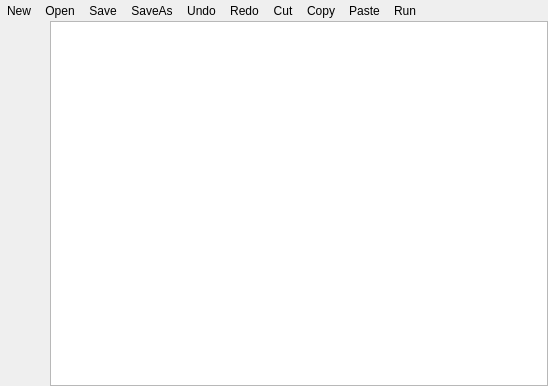
Above: source/application/script/CodeEditorWidget.ui from CST-Modelling-Tools/TonatiuhPP before the change. Below: the same form after it.
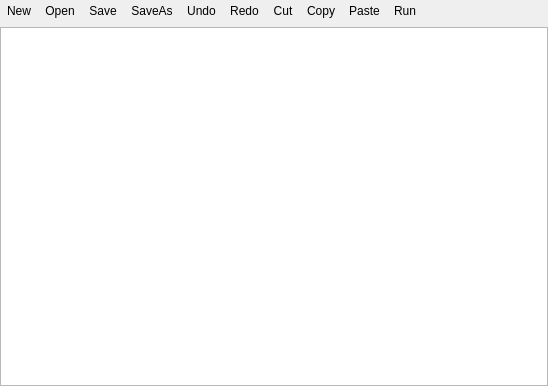
That is the form after the change. Icons and pictures are not drawn. Custom widgets are drawn as their Qt base class.

Commit message: LineNumbers fixed in ScriptEditor

```diff
--- a/source/application/script/CodeEditorWidget.ui
+++ b/source/application/script/CodeEditorWidget.ui
@@ -14,9 +14,6 @@
    <string>Code Editor</string>
   </property>
   <layout class="QVBoxLayout" name="verticalLayout">
-   <property name="spacing">
-    <number>0</number>
-   </property>
    <property name="leftMargin">
     <number>0</number>
    </property>
@@ -264,36 +261,13 @@
     </widget>
    </item>
    <item>
-    <layout class="QHBoxLayout" name="mainLayout">
-     <property name="spacing">
-      <number>0</number>
-     </property>
-     <item>
-      <widget class="LineNumberWidget" name="lineNumberWidget" native="true">
-       <property name="minimumSize">
-        <size>
-         <width>50</width>
-         <height>0</height>
-        </size>
-       </property>
-      </widget>
-     </item>
-     <item>
-      <widget class="CodeEditArea" name="codeEditor"/>
-     </item>
-    </layout>
+    <widget class="CodeEditor" name="codeEditor"/>
    </item>
   </layout>
  </widget>
  <customwidgets>
   <customwidget>
-   <class>LineNumberWidget</class>
-   <extends>QWidget</extends>
-   <header>script/LineNumberWidget.h</header>
-   <container>1</container>
-  </customwidget>
-  <customwidget>
-   <class>CodeEditArea</class>
+   <class>CodeEditor</class>
    <extends>QPlainTextEdit</extends>
    <header>script/CodeEditArea.h</header>
   </customwidget>
```
Left out of the diff: 2 changed lines with no effect on the pictures. The commit also changes 29 other files.
